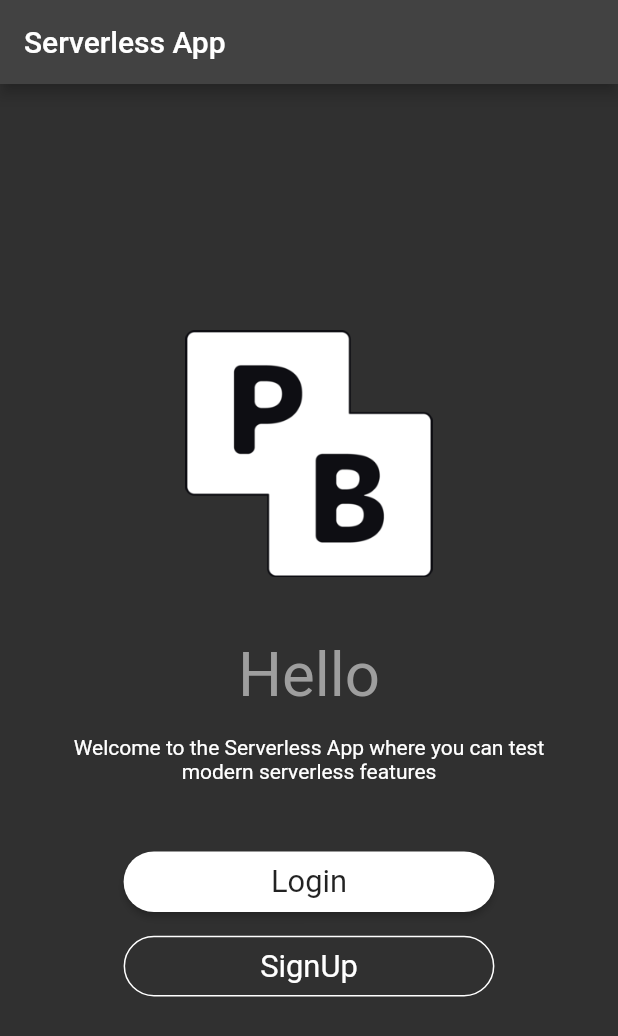
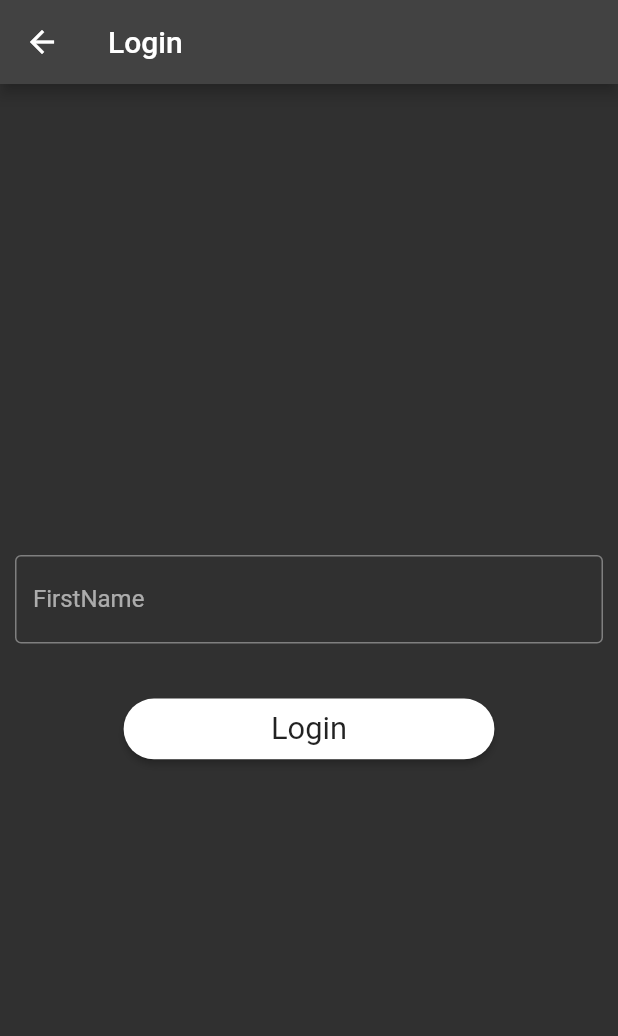
Before and after one commit to najafsikander/serverless_app_flutter, a Flutter app: the screen it shows after launch, after a tap on "Login", on a phone screen of 412 x 824 dp. Shown: the top 1036 px of the screen. Run offline on Flutter 3.47's test engine with Material 2 defaults, Android fonts, the phone set to English and light mode, and no system bars; our stand-ins replace logger.

Commit message:
Created barebone auth page with single field that has validation and initialized global logger

```diff
--- a/lib/main.dart
+++ b/lib/main.dart
@@ -1,7 +1,5 @@
 import 'package:flutter/material.dart';
 import 'pages/home_page.dart';
-
-
 void main() {
   runApp(const MyApp());
 }
--- /dev/null
+++ b/lib/pages/auth_page.dart
@@ -0,0 +1,84 @@
+import 'package:flutter/material.dart';
+
+import '../utils/log.dart';
+
+// ignore: must_be_immutable
+class AuthPage extends StatelessWidget {
+  final String purpose;
+  double _width = 0;
+  double _height = 0;
+  String firstName = '';
+  final _formkey = GlobalKey<FormState>();
+
+  AuthPage({super.key, required this.purpose});
+
+  @override
+  Widget build(BuildContext context) {
+    _width = MediaQuery.of(context).size.width;
+    _height = MediaQuery.of(context).size.height;
+
+    return SafeArea(
+      child: Scaffold(
+        appBar: AppBar(
+          title: Text(purpose),
+        ),
+        body: Container(
+          width: _width,
+          height: _height,
+          padding: const EdgeInsets.all(10),
+          child: Form(
+            key: _formkey,
+            child: Column(
+              mainAxisAlignment: MainAxisAlignment.center,
+              crossAxisAlignment: CrossAxisAlignment.center,
+              children: [
+                TextFormField(
+                  obscureText: false,
+                  decoration: const InputDecoration(
+                    border: OutlineInputBorder(),
+                    labelText: 'FirstName'
+                  ),
+                  onChanged: (String value) {
+                    firstName = value;
+                  },
+                  validator: (value) {
+                    if(value == null || value.isEmpty) return 'Please enter some text';
+                    return null;
+                  },
+                ),
+                Container(
+                  margin: EdgeInsets.only(top: _height * 0.04),
+                  child: SizedBox(
+                      width: _width * 0.6,
+                      child: ElevatedButton(
+                        style: ElevatedButton.styleFrom(
+                          foregroundColor: Colors.black87,
+                          backgroundColor: Colors.white,
+                          padding: EdgeInsets.symmetric(
+                              vertical: _height * 0.01,
+                              horizontal: _width * 0.1),
+                          textStyle: TextStyle(fontSize: _width * 0.05),
+                          shape: RoundedRectangleBorder(
+                            borderRadius: BorderRadius.circular(_width * 0.1),
+                          ),
+                        ),
+                        onPressed: () {
+                          if(_formkey.currentState!.validate()){
+                            logger.d('Hello');
+                          }
+                        },
+                        child: const Text(
+                          'Login',
+                          style: TextStyle(color: Colors.black87),
+                        ),
+                      ),
+                    ),
+                )
+              ],
+            ),
+          ),
+        ),
+      ),
+    );
+  }
+}
--- a/lib/pages/home_page.dart
+++ b/lib/pages/home_page.dart
@@ -1,4 +1,5 @@
 import 'package:flutter/material.dart';
+import 'package:serverless_app/pages/auth_page.dart';
 
 // ignore: must_be_immutable
 class HomePage extends StatelessWidget {
@@ -67,7 +68,9 @@ class HomePage extends StatelessWidget {
                             borderRadius: BorderRadius.circular(_width * 0.1),
                           ),
                         ),
-                        onPressed: () {},
+                        onPressed: () {
+                          _navigateToAuthPage(context, 'Login');
+                        },
                         child: const Text(
                           'Login',
                           style: TextStyle(color: Colors.black87),
@@ -89,7 +92,9 @@ class HomePage extends StatelessWidget {
                             borderRadius: BorderRadius.circular(_width * 0.1),
                           ),
                         ),
-                        onPressed: () {},
+                        onPressed: () {
+                          _navigateToAuthPage(context, 'SignUp');
+                        },
                         child: const Text(
                           'SignUp',
                           style: TextStyle(color: Colors.white),
@@ -99,4 +104,8 @@ class HomePage extends StatelessWidget {
                   ]),
             )));
   }
+
+  void _navigateToAuthPage(BuildContext context, String targetPage) {
+    Navigator.push(context, MaterialPageRoute(builder: (context) => AuthPage(purpose: targetPage)));
+  }
 }
--- /dev/null
+++ b/lib/utils/log.dart
@@ -0,0 +1,7 @@
+import 'package:logger/logger.dart';
+Logger get logger => Log.instance;
+
+class Log extends Logger {
+  Log._() : super(printer: PrettyPrinter(dateTimeFormat: DateTimeFormat.onlyTimeAndSinceStart));
+  static final instance = Log._();
+}
--- a/pubspec.yaml
+++ b/pubspec.yaml
@@ -35,6 +35,7 @@ dependencies:
   # The following adds the Cupertino Icons font to your application.
   # Use with the CupertinoIcons class for iOS style icons.
   cupertino_icons: ^1.0.2
+  logger: ^2.5.0
 
 dev_dependencies:
   flutter_test:
```
Also changed, not shown: pubspec.lock.
